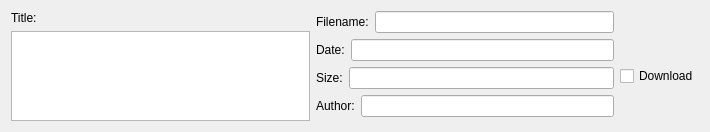
Above: resources/uis/wadlistwidget.ui from cwood79/WADDownloader before the change. Below: the same form after it.
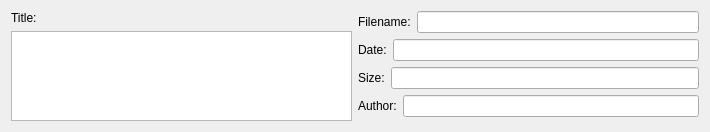
That is the form after the change.

Commit message: Search and Download functionality, removed checkbox from list ui

```diff
--- a/resources/uis/wadlistwidget.ui
+++ b/resources/uis/wadlistwidget.ui
@@ -84,13 +84,6 @@
    <item row="1" column="0">
     <widget class="QTextEdit" name="description"/>
    </item>
-   <item row="1" column="2">
-    <widget class="QCheckBox" name="downloadBox">
-     <property name="text">
-      <string>Download</string>
-     </property>
-    </widget>
-   </item>
   </layout>
  </widget>
  <resources/>
```
The commit also changes 3 other files.
